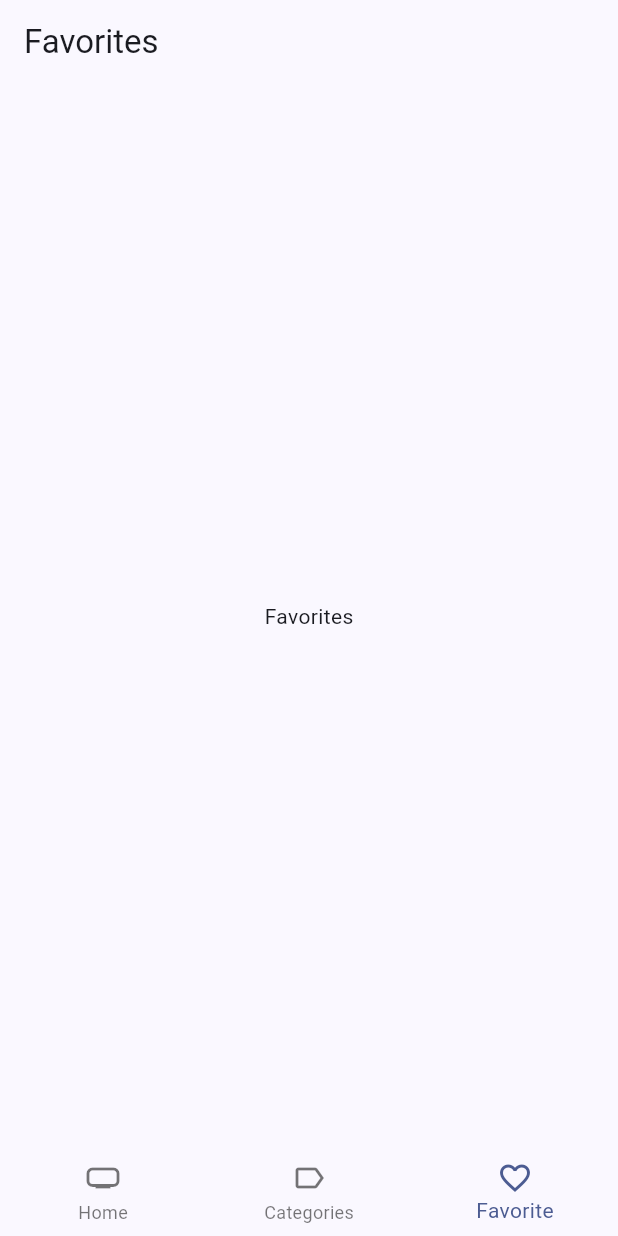
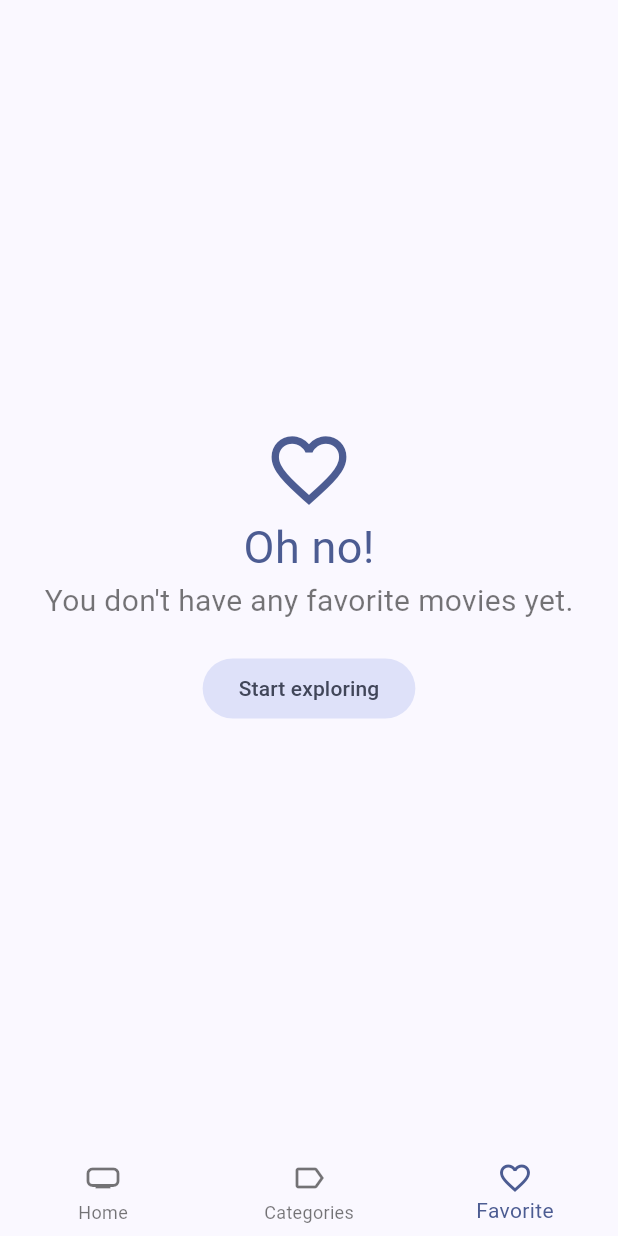
Before and after one commit to Rober7oMaG/cinemapedia, a Flutter app: the screen it shows after launch, item 3 of the bottom bar chosen, on a phone screen of 412 x 824 dp. Run offline on Flutter 3.47's test engine with Material 2 defaults, Android fonts, the light colour scheme and no system bars; our stand-ins replace animate_do, card_swiper, dio, flutter_dotenv, flutter_riverpod, go_router and 1 more; accounts and stored records are empty; generated files the repository leaves out were written again; network calls fail.

Commit message:
Finished favorites view with masonry grid

```diff
--- a/lib/infrastructure/models/tmdb/movie_details.dart
+++ b/lib/infrastructure/models/tmdb/movie_details.dart
@@ -126,8 +126,8 @@ class BelongsToCollection {
   factory BelongsToCollection.fromJson(Map<String, dynamic> json) => BelongsToCollection(
     id: json["id"],
     name: json["name"],
-    posterPath: json["poster_path"],
-    backdropPath: json["backdrop_path"],
+    posterPath: json["poster_path"] ?? '',
+    backdropPath: json["backdrop_path"] ?? '',
   );
 
   Map<String, dynamic> toJson() => {
--- a/lib/presentation/providers/providers.dart
+++ b/lib/presentation/providers/providers.dart
@@ -8,3 +8,5 @@ export 'actors/actors_repository_provider.dart';
 export 'actors/actors_by_movie_provider.dart';
 
 export 'search/search_movies_provider.dart';
+
+export 'storage/local_storage_provider.dart';
--- a/lib/presentation/views/movies/favorites_view.dart
+++ b/lib/presentation/views/movies/favorites_view.dart
@@ -1,17 +1,89 @@
+import 'package:cinemapedia/presentation/widgets/widgets.dart';
 import 'package:flutter/material.dart';
+import 'package:flutter_riverpod/flutter_riverpod.dart';
 
-class FavoritesView extends StatelessWidget {
+import 'package:cinemapedia/presentation/providers/storage/favorite_movies_provider.dart';
+import 'package:go_router/go_router.dart';
+
+class FavoritesView extends ConsumerStatefulWidget {
   const FavoritesView({super.key});
 
   @override
+  FavoritesViewState createState() => FavoritesViewState();
+}
+
+class FavoritesViewState extends ConsumerState<FavoritesView> {
+  bool isLastPage = false;
+  bool isLoading = false;
+
+  @override
+  void initState() {
+    super.initState();
+
+    ref.read(favoriteMoviesProvider.notifier).loadNextPage();
+  }
+
+  void loadNextPage() async {
+    if (isLoading || isLastPage) return;
+
+    isLoading = true;
+
+    final movies = await ref.read(favoriteMoviesProvider.notifier).loadNextPage();
+    isLoading = false;
+
+    if (movies.isEmpty) {
+      isLastPage = true;
+    }
+  }
+
+  @override
   Widget build(BuildContext context) {
+    final favoriteMovies = ref.watch(favoriteMoviesProvider).values.toList();
+
+    if (favoriteMovies.isEmpty) {
+      final colors = Theme.of(context).colorScheme;
+
+      return Center(
+        child: Column(
+          mainAxisAlignment: MainAxisAlignment.center,
+          crossAxisAlignment: CrossAxisAlignment.center,
+          children: [
+            Icon(
+              Icons.favorite_outline_sharp,
+              size: 60,
+              color: colors.primary,
+            ),
+            Text(
+              'Oh no!',
+              style: TextStyle(
+                fontSize: 30,
+                color: colors.primary
+              ),
+            ),
+            const Text(
+              'You don\'t have any favorite movies yet.',
+              style: TextStyle(
+                fontSize: 20,
+                color: Colors.black54
+              ),
+            ),
+
+            const SizedBox(height: 20),
+
+            FilledButton.tonal(
+              onPressed: () => context.go('/home/0'),
+              child: const Text('Start exploring')
+            )
+          ],
+        ),
+      );
+    }
+
     return Scaffold(
-      appBar: AppBar(
-        title: const Text('Favorites'),
-      ),
-      body: const Center(
-        child: Text('Favorites'),
-      ),
+      body: MovieMasonry(
+        loadNextPage: loadNextPage,
+        movies: favoriteMovies
+      )
     );
   }
 }
--- a/lib/presentation/widgets/shared/custom_appbar.dart
+++ b/lib/presentation/widgets/shared/custom_appbar.dart
@@ -47,7 +47,7 @@ class CustomAppbar extends ConsumerWidget {
                   ).then((movie) {
                     if (movie == null) return;
 
-                    context.push('/movie/${movie.id}');
+                    context.push('/home/0/movie/${movie.id}');
                   });
                 },
                 icon: const Icon(Icons.search)
--- a/lib/presentation/widgets/widgets.dart
+++ b/lib/presentation/widgets/widgets.dart
@@ -1,5 +1,7 @@
 export 'movies/movies_slideshow.dart';
 export 'movies/movies_horizontal_list_view.dart';
+export 'movies/movie_poster_link.dart';
+export 'movies/movies_masonry.dart';
 
 export 'shared/custom_appbar.dart';
 export 'shared/custom_bottom_navigation_bar.dart';
--- a/pubspec.yaml
+++ b/pubspec.yaml
@@ -14,13 +14,19 @@ dependencies:
     sdk: flutter
   flutter_dotenv: ^5.0.2
   flutter_riverpod: ^2.3.6
+  flutter_staggered_grid_view: ^0.6.2
   go_router: ^7.0.2
   intl: ^0.18.1
+  isar: ^3.0.5
+  isar_flutter_libs: ^3.0.5
+  path_provider: ^2.0.14
 
 dev_dependencies:
+  build_runner: ^2.3.3
   flutter_lints: ^2.0.0
   flutter_test:
     sdk: flutter
+  isar_generator: ^3.0.5
 
 flutter:
   uses-material-design: true
```
Also changed, not shown: lib/domain/datasources/local_storage_datasource.dart (added, +9 -0 lines), lib/domain/entities/movie.dart (+7 -0 lines), lib/domain/repositories/local_storage_repository.dart (added, +9 -0 lines), lib/infrastructure/datasources/isar_datasource.dart (added, +67 -0 lines), lib/infrastructure/repositories/local_storage_repository_impl.dart (added, +24 -0 lines), lib/presentation/providers/storage/favorite_movies_provider.dart (added, +52 -0 lines), lib/presentation/providers/storage/local_storage_provider.dart (added, +8 -0 lines), lib/presentation/screens/movies/movie_screen.dart (+76 -20 lines), lib/presentation/widgets/movies/movie_poster_link.dart (added, +29 -0 lines), lib/presentation/widgets/movies/movies_masonry.dart (added, +69 -0 lines), lib/domain/entities/movie.g.dart (added), pubspec.lock, 6 other files.
